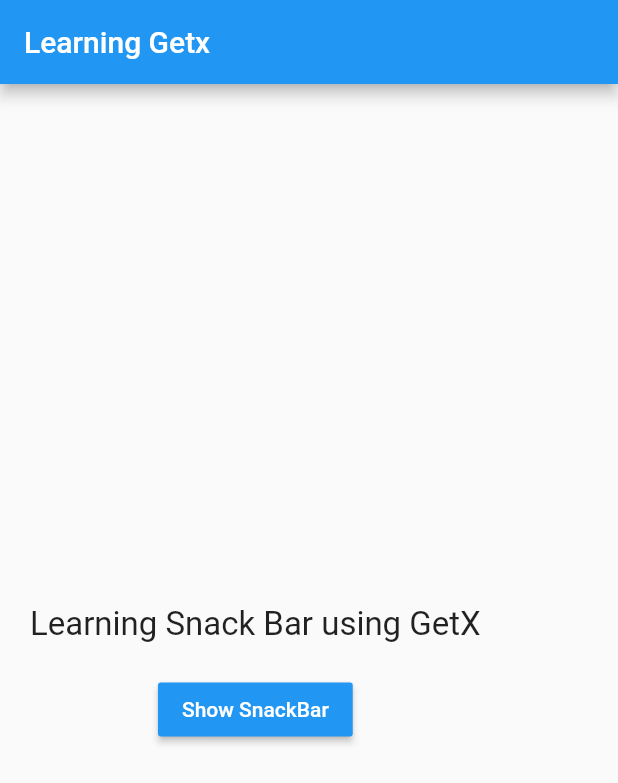
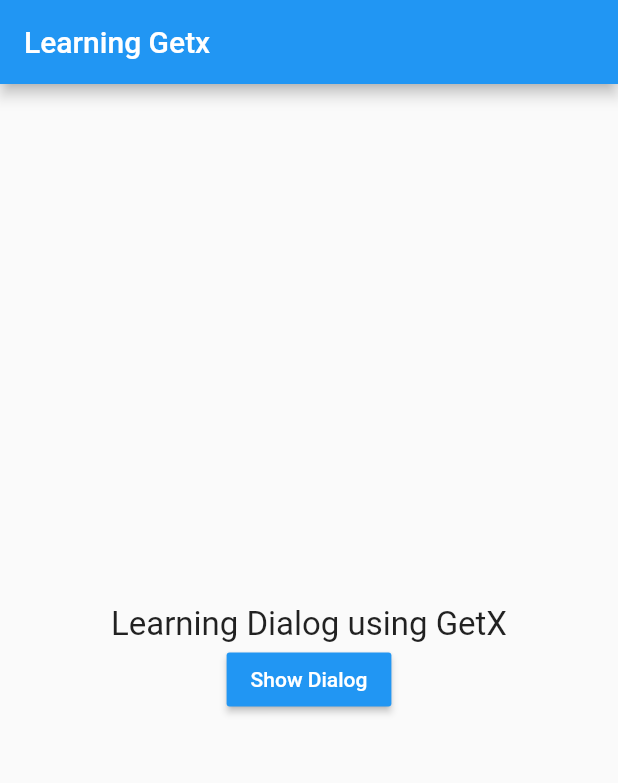
Before and after one commit to MHuzaifaKhan97/getx_complete, a Flutter app: the screen it shows after launch, on a phone screen of 412 x 824 dp. Shown: the top 783 px of the screen. Run offline on Flutter 3.47's test engine with Material 2 defaults, Android fonts, the phone set to English and light mode, and no system bars; our stand-ins replace get.

Commit message:
Dialog using GetX.

```diff
--- a/lib/main.dart
+++ b/lib/main.dart
@@ -1,5 +1,6 @@
 import 'package:flutter/material.dart';
 import 'package:get/get.dart';
+import 'package:getx_complete/showDialog/showDialog.dart';
 import 'package:getx_complete/snackBar/snackBar.dart';
 
 void main() {
@@ -27,7 +28,8 @@ class LearningGetX extends StatelessWidget {
       appBar: AppBar(
         title: Text('Learning Getx'),
       ),
-      body: SnackBarExample(),
+      // body: SnackBarExample(),
+      body: ShowDialogExample(),
     );
   }
 }
--- /dev/null
+++ b/lib/showDialog/showDialog.dart
@@ -0,0 +1,85 @@
+import 'package:flutter/material.dart';
+import 'package:get/get.dart';
+
+class ShowDialogExample extends StatelessWidget {
+  @override
+  Widget build(BuildContext context) {
+    return Container(
+      width: MediaQuery.of(context).size.width,
+      child: Column(
+        mainAxisAlignment: MainAxisAlignment.center,
+        crossAxisAlignment: CrossAxisAlignment.center,
+        children: [
+          Container(
+            child: Text(
+              'Learning Dialog using GetX',
+              style: TextStyle(fontSize: 22),
+            ),
+          ),
+          RaisedButton(
+            color: Colors.blue,
+            onPressed: () {
+              // Get.defaultDialog();
+              Get.defaultDialog(
+                title: 'GetX Dialog',
+                titleStyle: TextStyle(color: Colors.white),
+                middleText: 'Middle Text of Getx Dialog',
+                middleTextStyle: TextStyle(color: Colors.white),
+                backgroundColor: Colors.purple,
+                radius: 10,
+                content: Row(
+                  crossAxisAlignment: CrossAxisAlignment.center,
+                  children: [
+                    CircularProgressIndicator(),
+                    SizedBox(
+                      width: 15,
+                    ),
+                    Expanded(
+                      child: Text(
+                        'Customized Middle Text using content',
+                        maxLines: 2,
+                        style: TextStyle(color: Colors.white),
+                      ),
+                    )
+                  ],
+                ),
+                textCancel: 'Cancel',
+                cancelTextColor: Colors.white,
+                onCancel: () {
+                  Get.back();
+                },
+                textConfirm: 'Ok',
+                confirmTextColor: Colors.white,
+                onConfirm: () {},
+                buttonColor: Colors.green,
+                // cancel: Text(
+                //   'Cancel',
+                //   style: TextStyle(
+                //       color: Colors.white, fontWeight: FontWeight.bold),
+                // ),
+                // confirm: Text(
+                //   'Confirm',
+                //   style: TextStyle(
+                //       color: Colors.white, fontWeight: FontWeight.bold),
+                // ),
+                // actions: [
+                //   RaisedButton(
+                //       onPressed: () {
+                //         Get.back();
+                //       },
+                //       child: Text('Action 1')),
+                //   RaisedButton(onPressed: () {}, child: Text('Action 2'))
+                // ],
+                barrierDismissible: false,
+              );
+            },
+            child: Text(
+              'Show Dialog',
+              style: TextStyle(color: Colors.white),
+            ),
+          )
+        ],
+      ),
+    );
+  }
+}
```
Also changed, not shown: lib/snackBar/snackBar.dart (+14 -11 lines).
